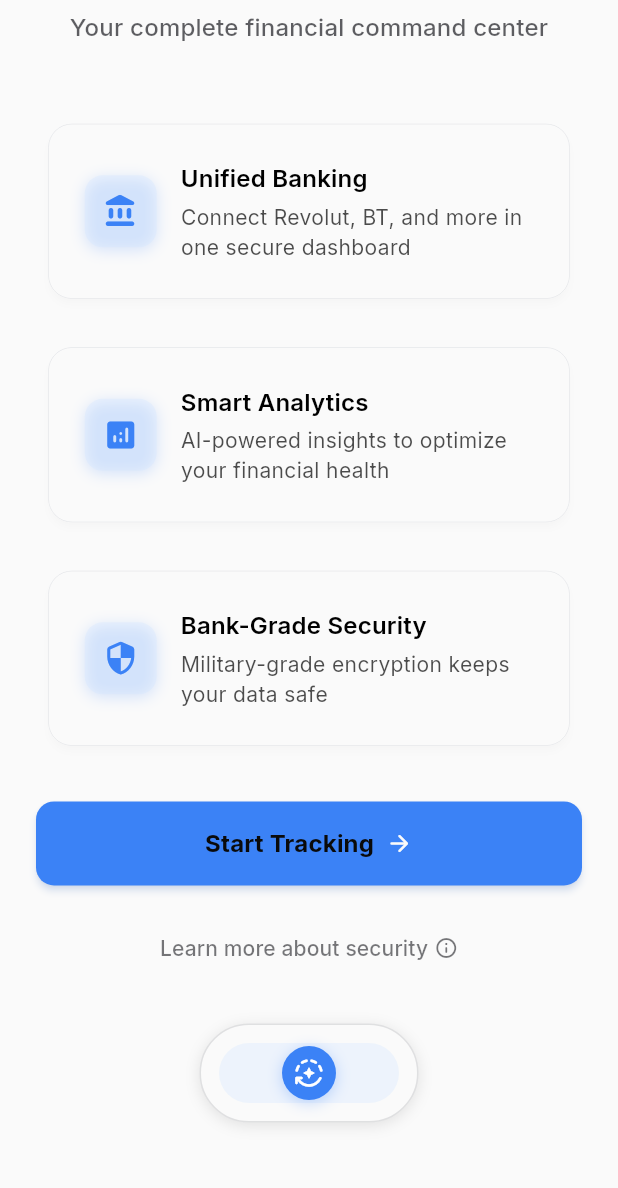
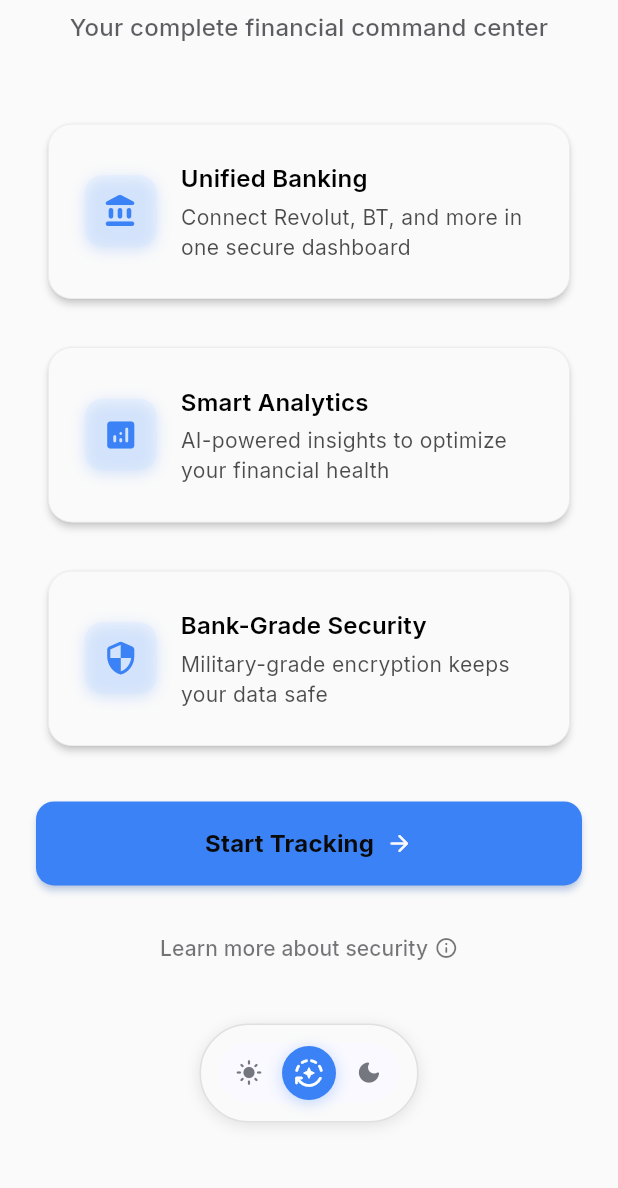
Before and after one commit to punkrock34/track_fi, a Flutter app: the screen it shows after launch, scrolled down 242 dp, on a phone screen of 412 x 824 dp, the part 42-1230 px from its top. Run offline on Flutter 3.47's test engine with Material 3 defaults, Android fonts, the phone set to English and light mode, and no system bars; drawn by our look-alikes of flutter_animate; our stand-ins replace flex_color_scheme, flutter_dotenv, flutter_riverpod, flutter_secure_storage, gap, go_router and 1 more.

Commit message:
refactor(theme): improve component themes and fix theme toggle visibility

```diff
--- a/lib/core/theme/components/component_theme.dart
+++ b/lib/core/theme/components/component_theme.dart
@@ -21,7 +21,7 @@ abstract class ComponentThemes {
 
   static CardTheme get lightCardTheme => CardTheme(
     color: ColorSchemes.premiumWhite,
-    shadowColor: Colors.black.withOpacity(0.08),
+    shadowColor: Colors.black.withOpacity(0.8),
     elevation: DesignTokens.elevationCard,
     margin: const EdgeInsets.all(DesignTokens.spacingXs),
     shape: RoundedRectangleBorder(
@@ -41,7 +41,7 @@ abstract class ComponentThemes {
       disabledBackgroundColor: const Color(0xFFE5E7EB),
       disabledForegroundColor: const Color(0xFF9CA3AF),
       elevation: 2,
-      shadowColor: ColorSchemes.accentBlue.withOpacity(0.3),
+      shadowColor: ColorSchemes.accentBlue.withOpacity(0.5),
       shape: RoundedRectangleBorder(
         borderRadius: BorderRadius.circular(DesignTokens.radiusMd),
       ),
--- a/lib/shared/widgets/theme_toggle.dart
+++ b/lib/shared/widgets/theme_toggle.dart
@@ -19,7 +19,6 @@ class ThemeToggle extends ConsumerWidget {
   @override
   Widget build(BuildContext context, WidgetRef ref) {
     final ThemeMode themeMode = ref.watch(themeProvider);
-    final bool isDark = ref.watch(isDarkModeProvider);
     final ThemeData theme = Theme.of(context);
 
     return AnimatedContainer(
@@ -53,11 +52,9 @@ class ThemeToggle extends ConsumerWidget {
             ),
             Gap(size.spacing),
           ],
-
-          // Theme mode selector
           Container(
             decoration: BoxDecoration(
-              color: theme.colorScheme.primaryContainer.withOpacity(0.3),
+              color: theme.colorScheme.background,
               borderRadius: BorderRadius.circular(DesignTokens.radiusFull),
             ),
             child: Row(
@@ -66,19 +63,22 @@ class ThemeToggle extends ConsumerWidget {
                 _ThemeButton(
                   icon: Icons.light_mode_rounded,
                   isSelected: themeMode == ThemeMode.light,
-                  onTap: () => ref.read(themeProvider.notifier).setThemeMode(ThemeMode.light),
+                  onTap: () =>
+                      ref.read(themeProvider.notifier).setThemeMode(ThemeMode.light),
                   size: size,
                 ),
                 _ThemeButton(
                   icon: Icons.auto_mode_rounded,
                   isSelected: themeMode == ThemeMode.system,
-                  onTap: () => ref.read(themeProvider.notifier).setThemeMode(ThemeMode.system),
+                  onTap: () =>
+                      ref.read(themeProvider.notifier).setThemeMode(ThemeMode.system),
                   size: size,
                 ),
                 _ThemeButton(
                   icon: Icons.dark_mode_rounded,
                   isSelected: themeMode == ThemeMode.dark,
-                  onTap: () => ref.read(themeProvider.notifier).setThemeMode(ThemeMode.dark),
+                  onTap: () =>
+                      ref.read(themeProvider.notifier).setThemeMode(ThemeMode.dark),
                   size: size,
                 ),
               ],
@@ -86,9 +86,7 @@ class ThemeToggle extends ConsumerWidget {
           ),
         ],
       ),
-    )
-        .animate(target: isDark ? 1 : 0)
-        .tint(color: Colors.blue.withOpacity(0.1), curve: Curves.easeInOut);
+    );
   }
 }
 
@@ -117,30 +115,30 @@ class _ThemeButton extends StatelessWidget {
         margin: EdgeInsets.all(size.buttonMargin),
         padding: EdgeInsets.all(size.buttonPadding),
         decoration: BoxDecoration(
-          color: isSelected
-              ? theme.colorScheme.primary
-              : Colors.transparent,
+          color: isSelected ? theme.colorScheme.primary : Colors.transparent,
           borderRadius: BorderRadius.circular(DesignTokens.radiusFull),
-          boxShadow: isSelected ? <BoxShadow>[
-            BoxShadow(
-              color: theme.colorScheme.primary.withOpacity(0.3),
-              blurRadius: 8,
-              offset: const Offset(0, 2),
-            ),
-          ] : null,
+          boxShadow: isSelected
+              ? <BoxShadow>[
+                  BoxShadow(
+                    color: theme.colorScheme.primary.withOpacity(0.3),
+                    blurRadius: 8,
+                    offset: const Offset(0, 2),
+                  ),
+                ]
+              : null,
         ),
         child: Icon(
           icon,
           size: size.iconSize,
           color: isSelected
               ? theme.colorScheme.onPrimary
-              : theme.colorScheme.onSurface.withOpacity(0.6),
+              : theme.colorScheme.outline,
         ),
       ),
-    )
-        .animate(target: isSelected ? 1 : 0)
-        .scale(begin: const Offset(0.9, 0.9), end: const Offset(1.0, 1.0))
-        .fadeIn();
+    ).animate(target: isSelected ? 1 : 0).scale(
+          begin: const Offset(0.9, 0.9),
+          end: const Offset(1.0, 1.0),
+        );
   }
 }
 
--- a/pubspec.yaml
+++ b/pubspec.yaml
@@ -2,7 +2,7 @@ name: trackfi
 description: "A premium Flutter fintech application."
 publish_to: 'none'
 
-version: 1.0.2+3
+version: 1.0.3+4
 
 environment:
   sdk: ^3.7.2
```
Also changed, not shown: lib/shared/widgets/feature_card.dart (line endings or trailing spaces).
